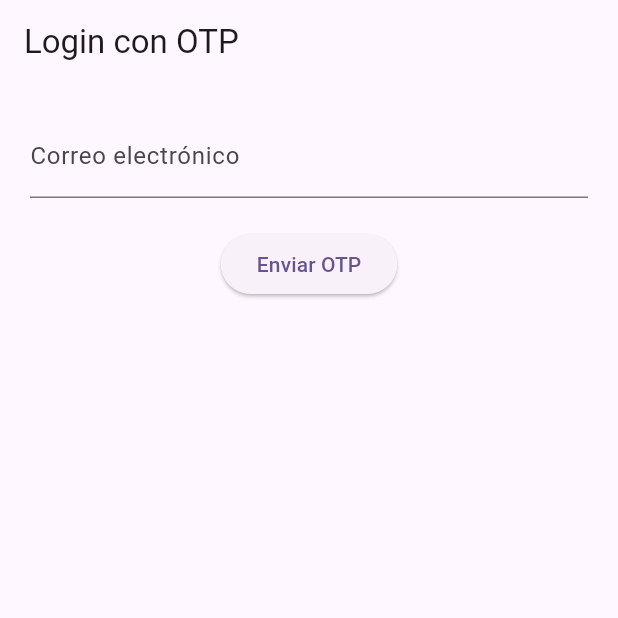
After one commit to JoustenBlanco/conn_ve, a Flutter app: the screen it shows after launch, on a phone screen of 412 x 824 dp, the top half of it. The commit adds this screen. Run offline on Flutter 3.47's test engine with Material 3 defaults, Android fonts, the phone set to English and light mode, and no system bars; our stand-ins replace supabase_flutter; accounts and stored records are empty.

Commit message:
[ADD] Structure, conection to supabase, logIn OTP, and much more

```diff
--- /dev/null
+++ b/lib/core/constants/dummy.dart
@@ -0,0 +1 @@
+const String appName = 'ConnVE';
--- /dev/null
+++ b/lib/data/models/dummy_model.dart
@@ -0,0 +1,5 @@
+// Ejemplo de modelo
+class DummyModel {
+  final String id;
+  DummyModel(this.id);
+}
--- /dev/null
+++ b/lib/data/providers/dummy_provider.dart
@@ -0,0 +1,2 @@
+// Ejemplo de provider
+class DummyProvider {}
--- /dev/null
+++ b/lib/data/services/dummy_service.dart
@@ -0,0 +1,2 @@
+// Ejemplo de servicio
+class DummyService {}
--- /dev/null
+++ b/lib/features/auth/models/user_model.dart
@@ -0,0 +1,6 @@
+// Modelo de usuario para autenticación
+class UserModel {
+  final String email;
+  final String name;
+  UserModel({required this.email, required this.name});
+}
--- /dev/null
+++ b/lib/features/auth/screens/login_screen.dart
@@ -0,0 +1,63 @@
+import 'package:flutter/material.dart';
+import 'package:supabase_flutter/supabase_flutter.dart';
+
+class LoginPage extends StatefulWidget {
+  const LoginPage({super.key});
+
+  @override
+  State<LoginPage> createState() => _LoginPageState();
+}
+
+class _LoginPageState extends State<LoginPage> {
+  final emailController = TextEditingController();
+  bool loading = false;
+
+  Future<void> sendOTP() async {
+    setState(() => loading = true);
+    final email = emailController.text.trim();
+
+    try {
+      await Supabase.instance.client.auth.signInWithOtp(
+        email: email,
+        emailRedirectTo: 'io.supabase.flutter://login-callback/',
+      );
+
+      setState(() => loading = false);
+
+      ScaffoldMessenger.of(context).showSnackBar(
+        SnackBar(
+          content: Text('Revisá tu correo y hacé clic en el enlace para continuar.'),
+        ),
+      );
+    } catch (e) {
+      setState(() => loading = false);
+      ScaffoldMessenger.of(context).showSnackBar(
+        SnackBar(content: Text('Error enviando OTP: $e')),
+      );
+    }
+  }
+
+  @override
+  Widget build(BuildContext context) {
+    return Scaffold(
+      appBar: AppBar(title: Text("Login con OTP")),
+      body: Padding(
+        padding: const EdgeInsets.all(20.0),
+        child: Column(
+          children: [
+            TextField(
+              controller: emailController,
+              keyboardType: TextInputType.emailAddress,
+              decoration: InputDecoration(labelText: "Correo electrónico"),
+            ),
+            const SizedBox(height: 20),
+            ElevatedButton(
+              onPressed: loading ? null : sendOTP,
+              child: Text(loading ? 'Enviando...' : 'Enviar OTP'),
+            )
+          ],
+        ),
+      ),
+    );
+  }
+}
--- /dev/null
+++ b/lib/features/auth/services/auth_service.dart
@@ -0,0 +1,2 @@
+// Servicio de autenticación
+class AuthService {}
--- /dev/null
+++ b/lib/routes/app_routes.dart
@@ -0,0 +1,10 @@
+import 'package:flutter/material.dart';
+import '../features/auth/screens/login_screen.dart';
+import '../features/home/screens/home_screen.dart';
+
+class AppRoutes {
+  static Map<String, WidgetBuilder> get routes => {
+        '/login': (context) => LoginPage(),
+        '/home': (context) => HomeScreen(),
+      };
+}
--- /dev/null
+++ b/sign_in_with_apple_dummy/pubspec.yaml
@@ -0,0 +1,5 @@
+name: sign_in_with_apple
+description: Dummy package to override Apple Sign In on Android
+version: 0.0.1
+environment:
+  sdk: '>=2.17.0 <4.0.0'
```
Also changed, not shown: lib/app.dart (added, +18 -0 lines), lib/core/theme/app_theme.dart (added, +7 -0 lines), lib/features/auth/widgets/login_form.dart (added, +12 -0 lines), lib/features/home/screens/home_screen.dart (added, +12 -0 lines), lib/features/home/widgets/welcome_banner.dart (added, +12 -0 lines), lib/main.dart (+57 -91 lines), lib/shared/dialogs/info_dialog.dart (added, +17 -0 lines), lib/shared/widgets/custom_button.dart (added, +16 -0 lines), pubspec.yaml (+5 -67 lines), sign_in_with_apple_dummy/lib/sign_in_with_apple.dart (added, +30 -0 lines), lib/core/utils/helpers.dart (added), pubspec.lock, 8 other files.
